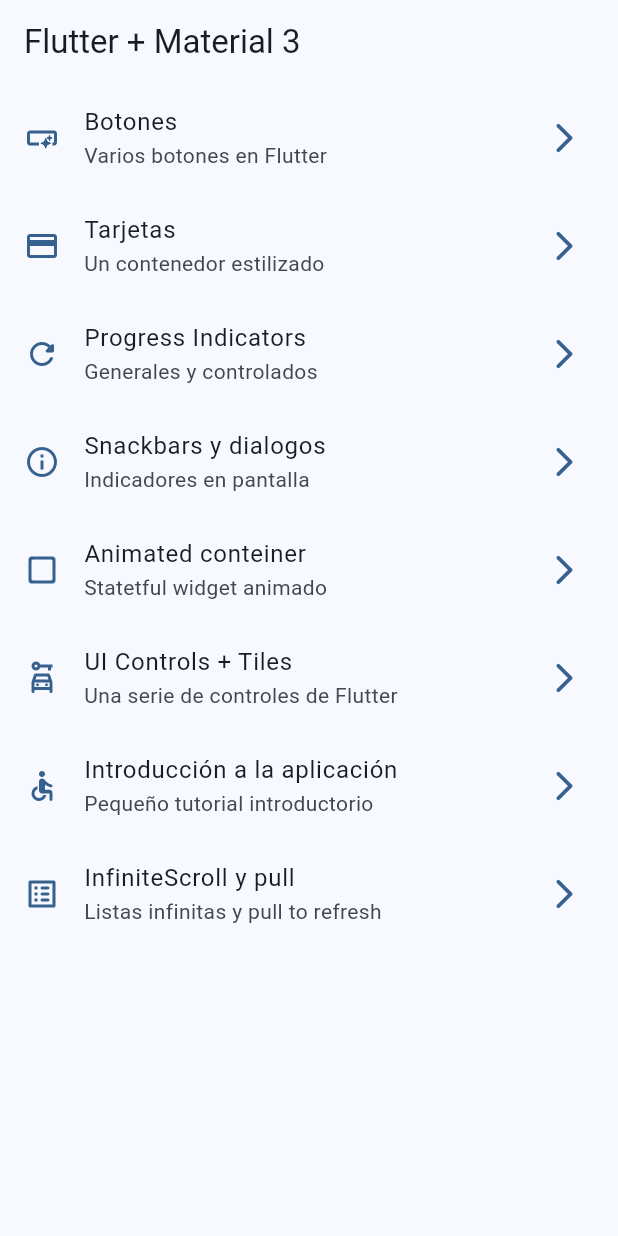
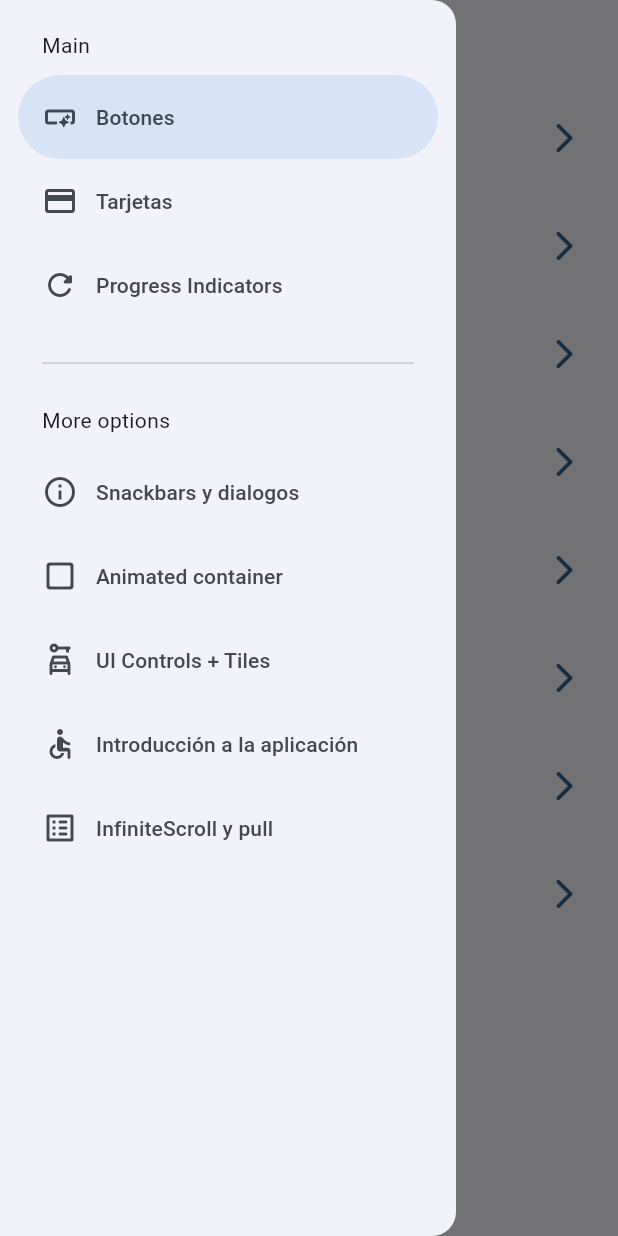
Before and after one commit to ismaelIt365/Widgets_App, a Flutter app: the screen it shows after launch, with the side drawer open (before the commit the screen has no drawer), on a phone screen of 412 x 824 dp. Run offline on Flutter 3.47's test engine with Material 2 defaults, Android fonts, the phone set to English and light mode, and no system bars; our stand-ins replace animate_do, go_router.

Commit message:
Barra lateral para el menu terminada

```diff
--- a/lib/config/menu/menu_items.dart
+++ b/lib/config/menu/menu_items.dart
@@ -43,7 +43,7 @@ const appMenuItems = <MenuItem>[
     ),
 
     MenuItem(
-    title: 'Animated conteiner',
+    title: 'Animated container',
     subTitle: 'Statetful widget animado',
     link: '/animated',
     icon: Icons.check_box_outline_blank_rounded
--- a/lib/presentation/screens/home/home_screens.dart
+++ b/lib/presentation/screens/home/home_screens.dart
@@ -1,6 +1,7 @@
 import 'package:flutter/material.dart';
 import 'package:go_router/go_router.dart';
 import 'package:widgets_app/config/menu/menu_items.dart';
+import 'package:widgets_app/presentation/widgets/side_menu.dart';
 // import 'package:widgets_app/presentation/screens/screens.dart';
 // import 'package:widgets_app/presentation/screens/buttons/button_screens.dart';
 
@@ -10,11 +11,19 @@ class HomeScreen extends StatelessWidget {
 
   @override
   Widget build(BuildContext context) {
+    //Para cerrar el menu lateral despues de pulsar una opcion
+    final scaffoldKey = GlobalKey<ScaffoldState>();
+
     return Scaffold(
+      key: scaffoldKey,
       appBar: AppBar(
         title: const Text('Flutter + Material 3'),
       ),
       body: const _HomeView(),
+      //Barra lateral del menu
+      drawer: SideMenu(
+        scaffoldKey: scaffoldKey,
+      ),
     );
   }
 }
--- /dev/null
+++ b/lib/presentation/widgets/side_menu.dart
@@ -0,0 +1,61 @@
+import 'package:flutter/material.dart';
+import 'package:go_router/go_router.dart';
+import 'package:widgets_app/config/menu/menu_items.dart';
+
+//Para el menu lateral
+class SideMenu extends StatefulWidget {
+  final GlobalKey<ScaffoldState> scaffoldKey;
+  const SideMenu({super.key, required this.scaffoldKey});
+
+  @override
+  State<SideMenu> createState() => _SideMenuState();
+}
+
+class _SideMenuState extends State<SideMenu> {
+  //opcion predeterminada del menu seleccionada
+  int navDrawerIndex = 0;
+
+  @override
+  Widget build(BuildContext context) {
+    //Esto para saber si tiene notch y que el menu no se vea mal en iphone o en android
+    final hasNotch = MediaQuery.of(context).viewPadding.top > 35;
+
+    return NavigationDrawer(
+      //Pasar el navDrawerIndex para saber que opcion se selecciona
+        selectedIndex: navDrawerIndex,
+        onDestinationSelected: (value) {
+          setState(() {
+            navDrawerIndex = value;
+          });
+
+          final menuItem = appMenuItems[value];
+          //Navegar a otra pantalla desde el menu lateral
+          context.push(menuItem.link);
+           //Para cerrar el menu lateral despues de pulsar una opcion
+          widget.scaffoldKey.currentState?.closeDrawer();
+        },
+        children: [
+          //Para comprobar el notch y evitar que se vea mal
+          Padding(
+            padding: EdgeInsets.fromLTRB(28, hasNotch ? 0 : 20, 16, 10),
+            child: const Text('Main'),
+          ),
+          //Las opciones del menu lateral
+          ...appMenuItems.sublist(0, 3).map((item) =>
+              NavigationDrawerDestination(
+                  icon: Icon(item.icon), label: Text(item.title))),
+
+          const Padding(
+            padding: EdgeInsets.fromLTRB(28, 16, 28, 10),
+            child: Divider(),
+          ),
+          const Padding(
+            padding: EdgeInsets.fromLTRB(28, 10, 16, 10),
+            child: Text('More options'),
+          ),
+          //El resto del menu
+          ...appMenuItems.sublist(3).map((item) => NavigationDrawerDestination(
+              icon: Icon(item.icon), label: Text(item.title))),
+        ]);
+  }
+}
```
